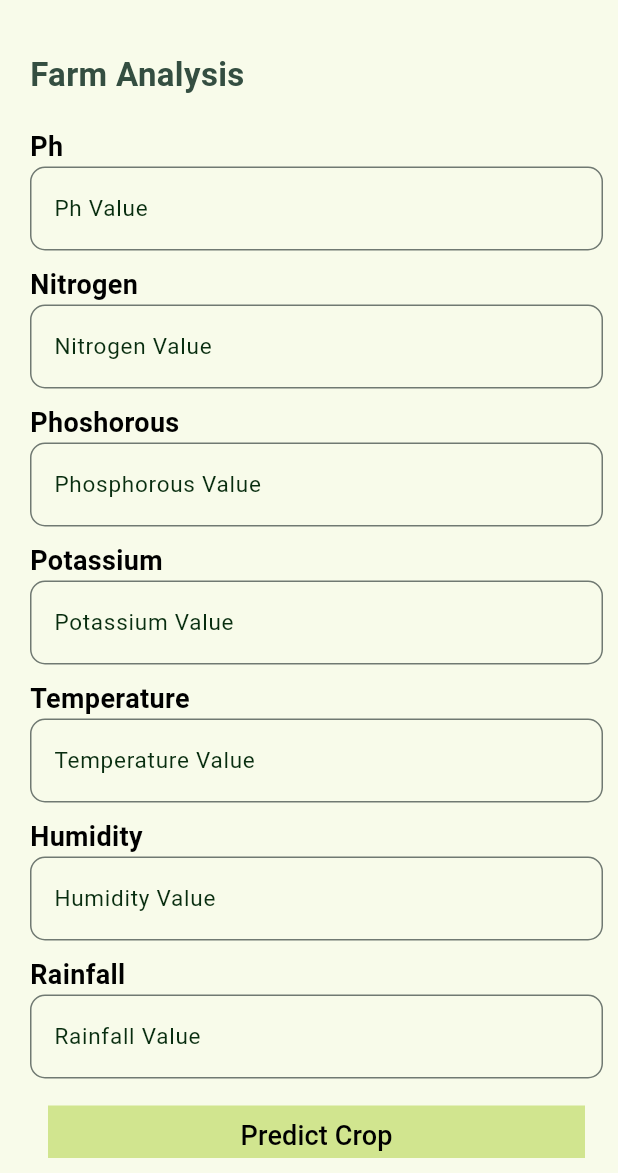
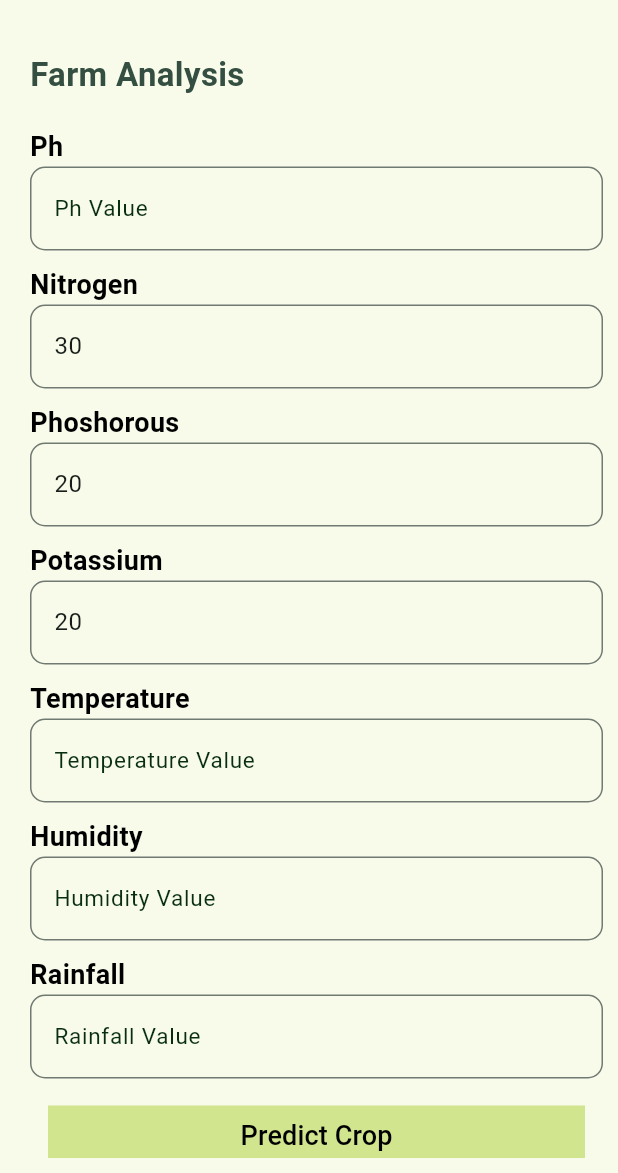
Before and after one commit to Venture-Xs/Fasal_App, a Flutter app: the CropPrediction screen opened directly, on a phone screen of 412 x 824 dp, the part 63-1236 px from its top. Run offline on Flutter 3.47's test engine with Material 3 defaults, Android fonts, the light colour scheme and no system bars; our stand-ins replace page_transition, weather; network calls fail.

Commit message:
Added Crop Planning

```diff
--- /dev/null
+++ b/lib/Secrets/secrets.dart
@@ -0,0 +1 @@
+const backend_url = "http://192.168.77.72:3000";
--- a/lib/pages/HomePageOptions/CropPrediction/Components/result_tile.dart
+++ b/lib/pages/HomePageOptions/CropPrediction/Components/result_tile.dart
@@ -25,7 +25,7 @@ class _ResultTileState extends State<ResultTile> {
             context,
             PageTransition(
                 type: PageTransitionType.rightToLeft,
-                child: CropConfirmation(),
+                child: CropConfirmation(name: widget.name),
                 duration: const Duration(milliseconds: 250),
                 reverseDuration: const Duration(microseconds: 500)));
       },
--- a/lib/pages/HomePageOptions/CropPrediction/crop_prediction.dart
+++ b/lib/pages/HomePageOptions/CropPrediction/crop_prediction.dart
@@ -1,6 +1,10 @@
+import 'package:fasal_app/API/gpt.dart';
+import 'package:fasal_app/Secrets/secrets.dart';
 import 'package:fasal_app/pages/HomePageOptions/CropPrediction/prediction_result.dart';
 import 'package:flutter/material.dart';
 import 'package:page_transition/page_transition.dart';
+import 'package:http/http.dart' as http;
+import 'dart:convert';
 
 class CropPrediction extends StatefulWidget {
   const CropPrediction({super.key});
@@ -12,18 +16,20 @@ class CropPrediction extends StatefulWidget {
 class _CropPredictionState extends State<CropPrediction> {
   TextEditingController phController = TextEditingController();
   TextEditingController pController = TextEditingController();
+  TextEditingController kController = TextEditingController();
   TextEditingController nController = TextEditingController();
   TextEditingController humidController = TextEditingController();
   TextEditingController waterController = TextEditingController();
+  AIService ai = AIService();
+
+  void initState() {
+    pController.text = '20';
+    kController.text = '20';
+    nController.text = '30';
+  }
 
   @override
   Widget build(BuildContext context) {
-    String ph = phController.text;
-    String p = pController.text;
-    String n = nController.text;
-    String humid = humidController.text;
-    String water = waterController.text;
-
     return Scaffold(
         appBar: AppBar(
           elevation: 0,
@@ -73,9 +79,6 @@ class _CropPredictionState extends State<CropPrediction> {
 
                 TextFormField(
                   controller: phController,
-                  onChanged: (value) {
-                    ph = value;
-                  },
                   decoration: InputDecoration(
                     border: OutlineInputBorder(
                       borderRadius: BorderRadius.circular(10),
@@ -103,10 +106,7 @@ class _CropPredictionState extends State<CropPrediction> {
                     )),
 
                 TextFormField(
-                  controller: phController,
-                  onChanged: (value) {
-                    n = value;
-                  },
+                  controller: nController,
                   decoration: InputDecoration(
                     border: OutlineInputBorder(
                       borderRadius: BorderRadius.circular(10),
@@ -134,10 +134,7 @@ class _CropPredictionState extends State<CropPrediction> {
                     )),
 
                 TextFormField(
-                  controller: phController,
-                  onChanged: (value) {
-                    p = value;
-                  },
+                  controller: pController,
                   decoration: InputDecoration(
                     border: OutlineInputBorder(
                       borderRadius: BorderRadius.circular(10),
@@ -163,12 +160,8 @@ class _CropPredictionState extends State<CropPrediction> {
                       fontWeight: FontWeight.w700,
                       color: Color.fromARGB(255, 0, 0, 0),
                     )),
-
                 TextFormField(
-                  controller: phController,
-                  onChanged: (value) {
-                    p = value;
-                  },
+                  controller: kController,
                   decoration: InputDecoration(
                     border: OutlineInputBorder(
                       borderRadius: BorderRadius.circular(10),
@@ -197,9 +190,6 @@ class _CropPredictionState extends State<CropPrediction> {
 
                 TextFormField(
                   controller: phController,
-                  onChanged: (value) {
-                    humid = value;
-                  },
                   decoration: InputDecoration(
                     border: OutlineInputBorder(
                       borderRadius: BorderRadius.circular(10),
@@ -228,9 +218,6 @@ class _CropPredictionState extends State<CropPrediction> {
 
                 TextFormField(
                   controller: phController,
-                  onChanged: (value) {
-                    water = value;
-                  },
                   decoration: InputDecoration(
                     border: OutlineInputBorder(
                       borderRadius: BorderRadius.circular(10),
@@ -257,10 +244,7 @@ class _CropPredictionState extends State<CropPrediction> {
                     )),
 
                 TextFormField(
-                  controller: phController,
-                  onChanged: (value) {
-                    water = value;
-                  },
+                  controller: humidController,
                   decoration: InputDecoration(
                     border: OutlineInputBorder(
                       borderRadius: BorderRadius.circular(10),
@@ -282,13 +266,16 @@ class _CropPredictionState extends State<CropPrediction> {
                 //Button
                 Center(
                     child: TextButton(
-                  onPressed: () {
+                  onPressed: () async {
+                    final result = jsonDecode(await ai.predictCrop(
+                        nController.text, pController.text, kController.text));
                     //Put Condition here and pass result into the result page
                     Navigator.push(
                         context,
                         PageTransition(
                             type: PageTransitionType.rightToLeft,
-                            child: PredicitionResult(),
+                            child:
+                                PredicitionResult(predictions: result["crops"]),
                             duration: const Duration(milliseconds: 250),
                             reverseDuration:
                                 const Duration(microseconds: 500)));
--- a/lib/pages/chat_page.dart
+++ b/lib/pages/chat_page.dart
@@ -16,7 +16,7 @@ class ChatPage extends StatefulWidget {
 
 class _ChatBotState extends State<ChatPage> {
   String lastWords = '';
-  OpenAIService gpt = OpenAIService();
+  AIService gpt = AIService();
   //Contents of the chatbot
   String? generatedContent;
   String? generatedImageUrl;
```
Also changed, not shown: lib/API/gpt.dart (+45 -2 lines), lib/pages/HomePageOptions/CropPrediction/Components/crop_confirmation.dart (+38 -30 lines), lib/pages/HomePageOptions/CropPrediction/prediction_result.dart (+14 -15 lines).
